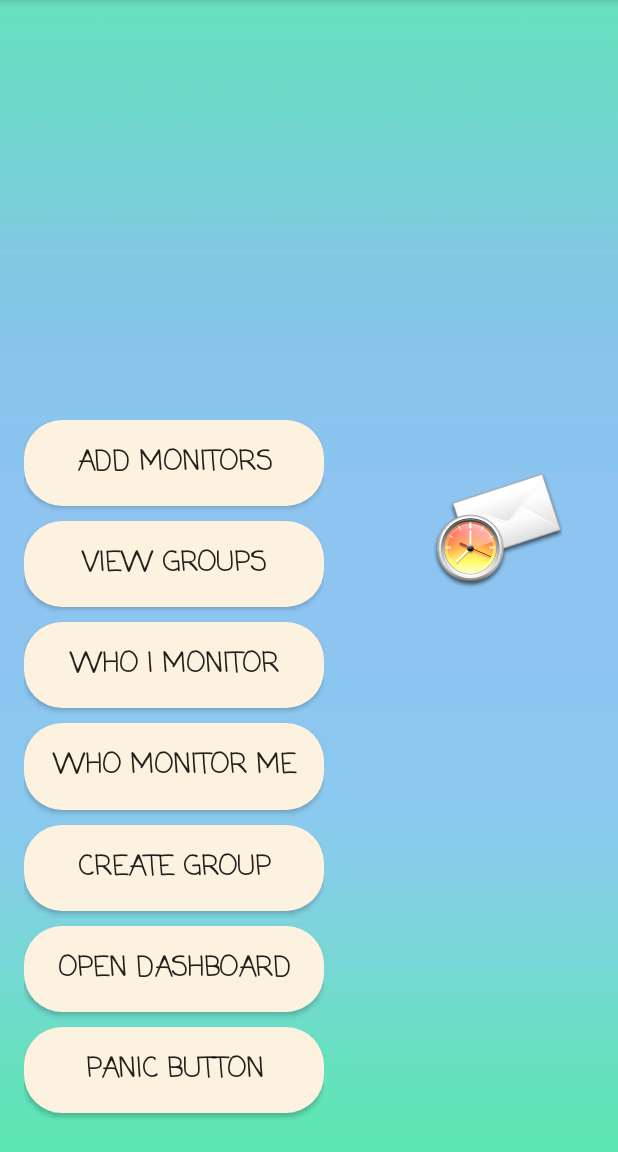
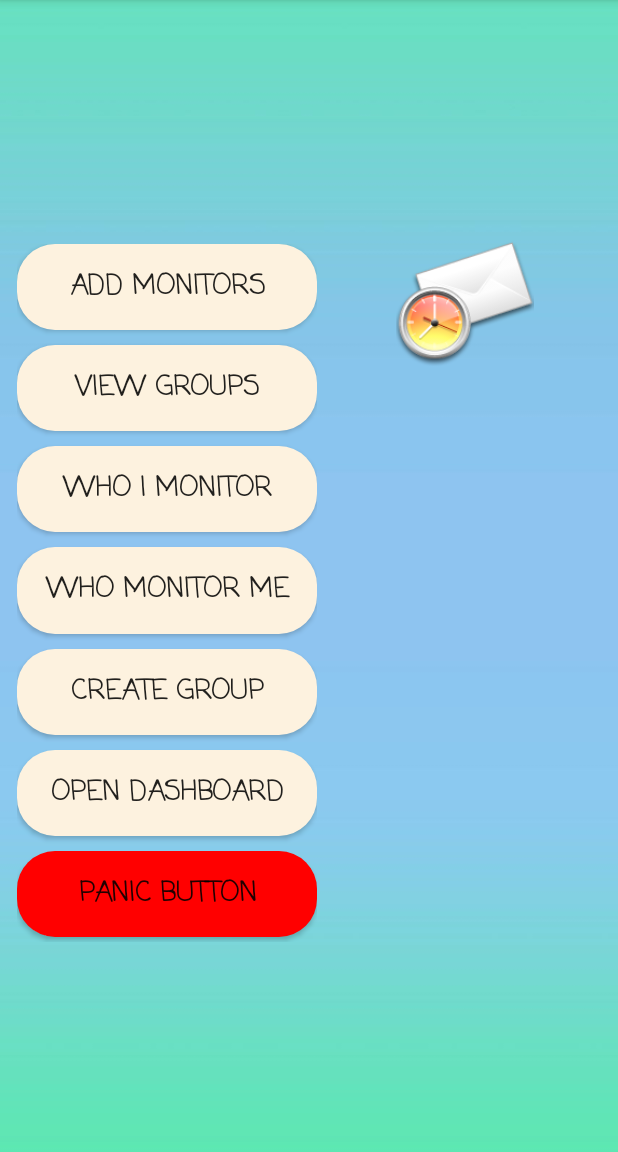
Before and after one commit to yrgyr/WalkingGroupApp, an Android app: the screen it shows after launch (MainActivity), on a phone screen of 412 x 824 dp, the part 84-1236 px from its top. Run offline under Robolectric (Android 15) with nearby library versions, the phone set to English and light mode, and no system bars; libraries missing offline, so code that uses them is left out: retrofit2.converter.jackson; 3 statements that could not run were skipped.

Commit message:
try to fix layout

```diff
--- a/app/src/main/java/ca/cmpt276/walkinggroup/app/MainActivity.java
+++ b/app/src/main/java/ca/cmpt276/walkinggroup/app/MainActivity.java
@@ -112,6 +112,7 @@ public class MainActivity extends AppCompatActivity {
     private void setupImageBtn() {
 
         ImageView myImg = (ImageView) findViewById(R.id.mailImage);
+
         myImg.setOnClickListener(new View.OnClickListener() {
             @Override
             public void onClick(View v) {
--- a/app/src/main/res/layout/activity_main.xml
+++ b/app/src/main/res/layout/activity_main.xml
@@ -10,12 +10,14 @@
 
     <ScrollView
         android:id="@+id/scrollView4"
-        android:layout_width="wrap_content"
-        android:layout_height="wrap_content"
-        android:layout_marginBottom="16dp"
-        android:layout_marginStart="16dp"
+        android:layout_width="204dp"
+        android:layout_height="465dp"
+        android:layout_marginBottom="12dp"
+        android:layout_marginEnd="25dp"
         app:layout_constraintBottom_toBottomOf="parent"
-        app:layout_constraintStart_toStartOf="parent">
+        app:layout_constraintEnd_toStartOf="@+id/mailImage"
+        app:layout_constraintStart_toStartOf="parent"
+        app:layout_constraintTop_toBottomOf="@+id/userName">
 
         <LinearLayout
             android:layout_width="wrap_content"
@@ -117,7 +119,7 @@
                 android:layout_width="200dp"
                 android:layout_height="wrap_content"
                 android:layout_marginBottom="10dp"
-                android:background="@drawable/button_style"
+                android:background="@drawable/panic_button_style"
                 android:fontFamily="casual"
                 android:text="@string/panic_button"
                 android:textSize="18sp"
@@ -132,29 +134,27 @@
 
     <TextView
         android:id="@+id/userName"
-        android:layout_width="match_parent"
-        android:layout_height="0dp"
-        android:layout_marginEnd="55dp"
-        android:layout_marginStart="55dp"
-        android:layout_marginTop="13dp"
+        android:layout_width="wrap_content"
+        android:layout_height="wrap_content"
+        android:layout_marginTop="4dp"
         android:fontFamily="casual"
         android:lineSpacingExtra="24sp"
         android:textColor="@android:color/black"
         android:textSize="20sp"
         android:textStyle="bold"
-        app:layout_constraintBottom_toTopOf="@+id/scrollView4"
-        app:layout_constraintEnd_toEndOf="parent"
-        app:layout_constraintStart_toStartOf="parent"
+        app:layout_constraintEnd_toEndOf="@+id/scrollView4"
+        app:layout_constraintStart_toEndOf="@+id/scrollView4"
         app:layout_constraintTop_toTopOf="parent" />
 
     <ImageView
         android:id="@+id/mailImage"
-        android:layout_width="wrap_content"
-        android:layout_height="wrap_content"
-        android:layout_marginEnd="37dp"
-        android:layout_marginTop="28dp"
+        android:layout_width="115dp"
+        android:layout_height="92dp"
+        android:layout_marginEnd="33dp"
+        android:layout_marginTop="153dp"
         app:layout_constraintEnd_toEndOf="parent"
-        app:layout_constraintTop_toBottomOf="@+id/userName"
+        app:layout_constraintStart_toEndOf="@+id/scrollView4"
+        app:layout_constraintTop_toTopOf="parent"
         app:srcCompat="@mipmap/mail" />
 
 
```
